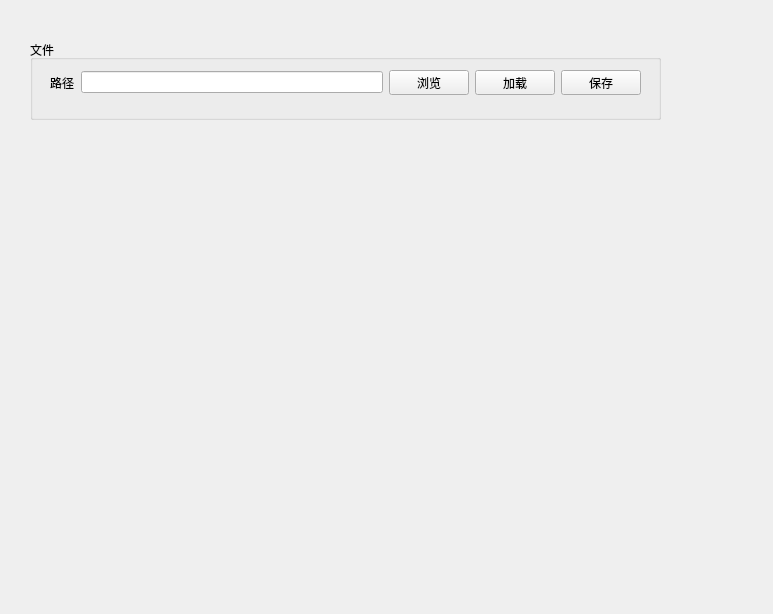
JeremyChim/Dota-Tool, file untitled.ui: the form before one commit.
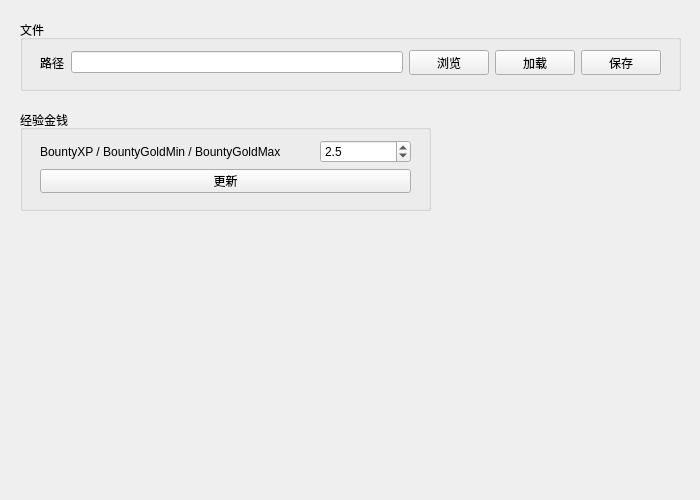
The form after the commit.

Commit message: update ui and app (add function : update_xp_gold)

Diff of the .ui file:
```diff
--- a/untitled.ui
+++ b/untitled.ui
@@ -6,8 +6,8 @@
    <rect>
     <x>0</x>
     <y>0</y>
-    <width>773</width>
-    <height>614</height>
+    <width>700</width>
+    <height>500</height>
    </rect>
   </property>
   <property name="windowTitle">
@@ -16,21 +16,21 @@
   <widget class="QGroupBox" name="groupBox">
    <property name="geometry">
     <rect>
-     <x>30</x>
-     <y>40</y>
-     <width>631</width>
-     <height>80</height>
+     <x>20</x>
+     <y>20</y>
+     <width>661</width>
+     <height>71</height>
     </rect>
    </property>
    <property name="title">
     <string>文件</string>
    </property>
-   <widget class="QWidget" name="">
+   <widget class="QWidget" name="layoutWidget">
     <property name="geometry">
      <rect>
       <x>20</x>
       <y>30</y>
-      <width>591</width>
+      <width>621</width>
       <height>25</height>
      </rect>
     </property>
@@ -69,6 +69,65 @@
     </layout>
    </widget>
   </widget>
+  <widget class="QGroupBox" name="groupBox_2">
+   <property name="geometry">
+    <rect>
+     <x>20</x>
+     <y>110</y>
+     <width>411</width>
+     <height>101</height>
+    </rect>
+   </property>
+   <property name="title">
+    <string>经验金钱</string>
+   </property>
+   <widget class="QWidget" name="">
+    <property name="geometry">
+     <rect>
+      <x>20</x>
+      <y>30</y>
+      <width>371</width>
+      <height>53</height>
+     </rect>
+    </property>
+    <layout class="QVBoxLayout" name="verticalLayout">
+     <item>
+      <layout class="QHBoxLayout" name="horizontalLayout_2" stretch="3,1">
+       <item>
+        <widget class="QLabel" name="label_2">
+         <property name="text">
+          <string>BountyXP / BountyGoldMin / BountyGoldMax</string>
+         </property>
+        </widget>
+       </item>
+       <item>
+        <widget class="QDoubleSpinBox" name="doubleSpinBox">
+         <property name="decimals">
+          <number>1</number>
+         </property>
+         <property name="maximum">
+          <double>100.000000000000000</double>
+         </property>
+         <property name="singleStep">
+          <double>0.100000000000000</double>
+         </property>
+         <property name="value">
+          <double>2.500000000000000</double>
+         </property>
+        </widget>
+       </item>
+      </layout>
+     </item>
+     <item>
+      <widget class="QPushButton" name="pushButton_4">
+       <property name="text">
+        <string>更新</string>
+       </property>
+      </widget>
+     </item>
+    </layout>
+   </widget>
+  </widget>
  </widget>
  <resources/>
  <connections/>
```
The commit also changes 2 other files.
